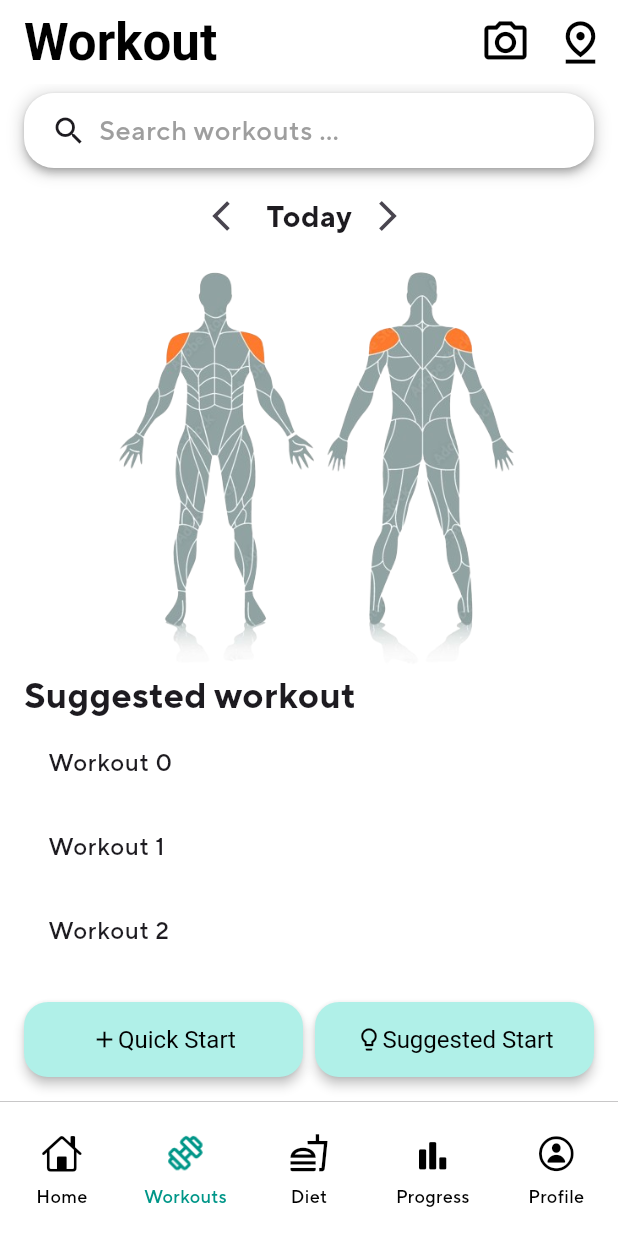
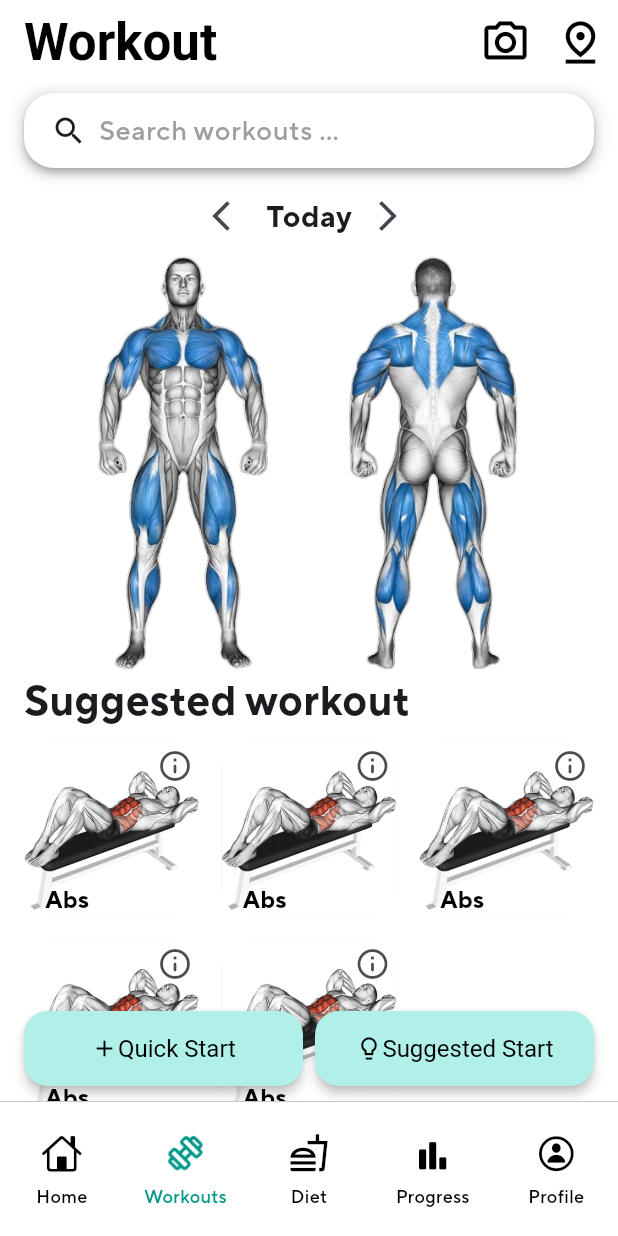
Before and after one commit to JerfDaRerf/HealthApp, a Flutter app: the screen it shows after launch, item 2 of the bottom bar chosen, on a phone screen of 412 x 824 dp. Run offline on Flutter 3.47's test engine with Material 3 defaults, Android fonts, the light colour scheme and no system bars.

Commit message:
suggested exercises display

```diff
--- a/fitnessapp/lib/views/navigation_pages/workout_page.dart
+++ b/fitnessapp/lib/views/navigation_pages/workout_page.dart
@@ -58,7 +58,9 @@
       body: SafeArea(
         child: Padding(
           padding: const EdgeInsets.symmetric(horizontal: 16.0),
-          child: Column(
+          child: Stack(
+            children: <Widget>[
+              Column(
                 children: <Widget>[
                   Padding(
                     padding: const EdgeInsets.only(bottom: 8.0, top: 6.0),
@@ -66,14 +68,23 @@
                   ),
                   dateSelector(),
                   muscleDisplay(),
-              workoutTitle(),
+                  Padding(
+                    padding: const EdgeInsets.only(bottom: 8.0),
+                    child: workoutTitle(),
+                  ),
                   Expanded(
-                child: SuggestedExercises()
+                    child: SuggestedExercises(),
                   ),
-              Padding(
-                padding: const EdgeInsets.only(top: 10.0, bottom: 16.0),
+
+                ],
+              ),
+              Align(
+                alignment: Alignment.bottomCenter,
+                child: Padding(
+                  padding: const EdgeInsets.only(bottom: 10.0),
                   child: (selectedDate < 0) ? previousStartButton() : startButtons(),
                 ),
+              )
             ],
           )
         )
@@ -102,7 +113,7 @@
       child: Text(
         getWorkoutTitleBasedOnDate(selectedDate),
         style: const TextStyle(
-          fontSize: 24.0,
+          fontSize: 28.0,
           fontWeight: FontWeight.bold,
         ),
       ),
@@ -265,13 +276,61 @@
 
   @override
   Widget build(BuildContext context) {
-    return ListView.builder(
-      itemCount: items.length,
-      itemBuilder: (context, index) {
-        return ListTile(
-          title: Text('Workout ${items[index]}'),
+    return GridView.builder(
+      gridDelegate: const SliverGridDelegateWithFixedCrossAxisCount(
+        crossAxisCount: 3,
+        crossAxisSpacing: 15.0,
+        mainAxisSpacing: 15.0,
+        childAspectRatio: 1.0,
+      ),
+      itemCount: 5,
+      itemBuilder: (context, index){
+        return Container(
+          alignment: Alignment.center,
+          decoration: BoxDecoration(
+            // border: Border.all(
+            //   color: Colors.grey,
+            //   width: 4.0,
+            // ),
+            color: Colors.grey[200],
+            borderRadius: BorderRadius.circular(16.0),
+          ),
+          child: Stack(
+            children: <Widget>[
+              ClipRRect(
+                // borderRadius: BorderRadius.circular(20.0),
+                child: Image.asset(
+                  'lib/exercises/12501301-Weighted-Crunch-(behind-head)_Waist_360.gif'
+                ),
+              ),
+              const Align(
+                alignment: Alignment.bottomLeft,
+                child: Padding(
+                  padding: EdgeInsets.only(left: 14.0),
+                  child: Text(
+                    'Abs',
+                    style: TextStyle(
+                      fontSize: 16.0,
+                      color: Colors.black,
+                      fontWeight: FontWeight.w600,
+                    ),
+                  ),
+                ),
+              ),
+              Align(
+                alignment: Alignment.topRight,
+                child: Padding(
+                  padding: const EdgeInsets.only(top: 4.0, right: 4.0),
+                  child: Icon(
+                    Icons.info_outline_rounded,
+                    color: Colors.black.withOpacity(0.7),
+                  ),
+                ),
+              )
+            ]
+          ),
         );
-      },
+      }
     );
   }
 }
--- a/fitnessapp/pubspec.yaml
+++ b/fitnessapp/pubspec.yaml
@@ -22,6 +22,7 @@
   assets:
     - lib/icon/
     - lib/images/
+    - lib/exercises/
   fonts:
     - family: TTNormsPro
       fonts:
```
Also changed, not shown: fitnessapp/lib/exercises/12501301-Weighted-Crunch-(behind-head)_Waist_360.gif (added), fitnessapp/lib/images/temporary.png. Lines whose indentation alone changed are shown as unchanged.
